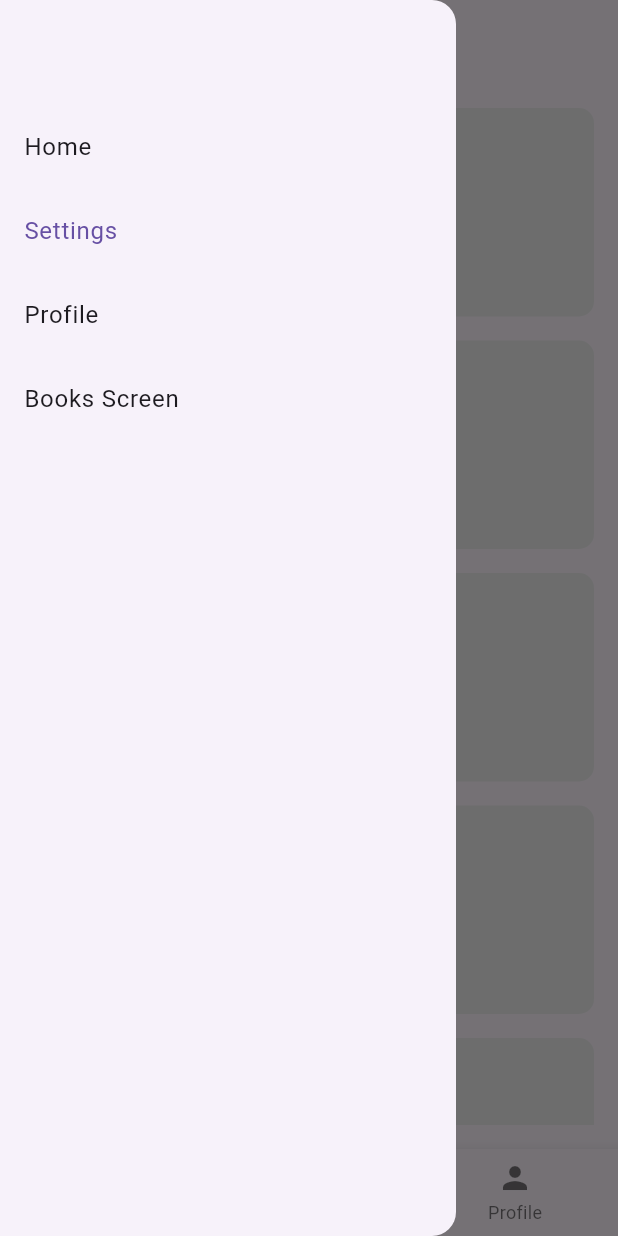
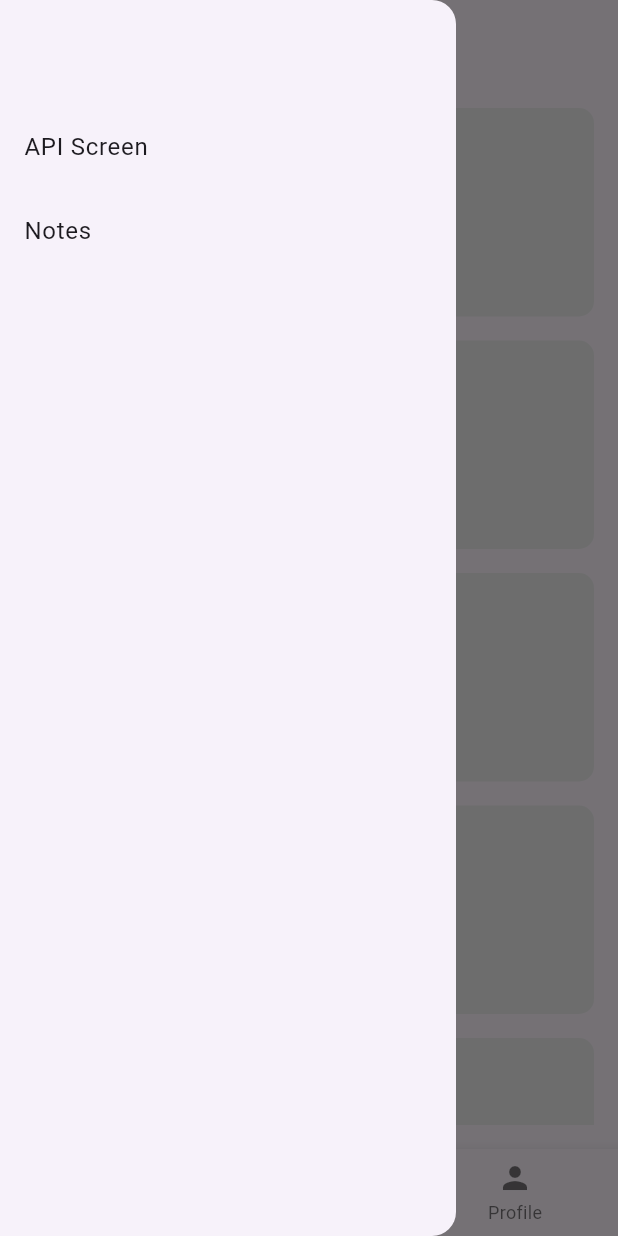
Before and after one commit to syaoraaann/PemobSI-karirku, a Flutter app: the MyHomePage screen opened directly, item 2 of the bottom bar chosen, with the side drawer open, on a phone screen of 412 x 824 dp. Run offline on Flutter 3.47's test engine with Material 3 defaults, Android fonts, the phone set to English and light mode, and no system bars; our stand-ins replace animate_do, flutter_slidable, sqflite; accounts and stored records are empty.

Commit message:
up to date

```diff
--- a/lib/main.dart
+++ b/lib/main.dart
@@ -1,6 +1,7 @@
 // ignore_for_file: use_super_parameters, use_key_in_widget_constructors, library_private_types_in_public_api, prefer_const_constructors, sized_box_for_whitespace, prefer_const_literals_to_create_immutables
 
 import 'package:flutter/material.dart';
+import 'package:karirku/screens/crud.dart';
 import 'package:karirku/screens/joblist_screen.dart';
 import 'package:karirku/screens/news_screen.dart';
 import 'package:karirku/screens/routes/SecondScreen/second_screen.dart';
@@ -258,7 +259,7 @@ class _MyHomePageState extends State<MyHomePage> {
           children: [
             const SizedBox(height: 70.0),
             ListTile(
-              title: const Text('Home'),
+              title: const Text('API Screen'),
               selected: _selectedIndex == 0,
               onTap: () {
                 Navigator.push(
@@ -270,37 +271,15 @@ class _MyHomePageState extends State<MyHomePage> {
               },
             ),
             ListTile(
-              title: const Text('Settings'),
-              selected: _selectedIndex == 1,
+              title: const Text('Notes'),
+              selected: _selectedIndex == 3,
               onTap: () {
                 Navigator.push(
                   context,
                   MaterialPageRoute(
-                    builder: (context) => NewsScreen(),
+                    builder: (context) => BooksScreen(),
                   ),
                 );
-              },
-            ),
-            ListTile(
-              title: const Text('Profile'),
-              selected: _selectedIndex == 2,
-              onTap: () {
-                Navigator.push(
-                  context,
-                  MaterialPageRoute(
-                    builder: (context) => NewsScreen(),
-                  ),
-                );
-              },
-            ),
-            ListTile(
-              title: const Text('Books Screen'),
-              selected: _selectedIndex == 3,
-              onTap: () {
-                // Update the state of the app
-                _onItemTapped(3);
-                // // Then close the drawer
-                Navigator.pop(context);
               },
             ),
           ],
--- a/lib/screens/crud.dart
+++ b/lib/screens/crud.dart
@@ -100,7 +100,7 @@ class _BooksScreenState extends State<BooksScreen> {
                   color: !isUpdate ? Colors.purple : Colors.blue,
                   width: 2,
                   style: BorderStyle.solid)),
-          labelText: !isUpdate ? 'Add Book Title' : 'Edit Book Title',
+          labelText: !isUpdate ? 'Add Notes' : 'Edit Notes',
           icon:
               Icon(Icons.book, color: !isUpdate ? Colors.purple : Colors.blue),
           fillColor: Colors.white,
@@ -109,7 +109,7 @@ class _BooksScreenState extends State<BooksScreen> {
     );
     return Scaffold(
         appBar: AppBar(
-          title: const Text('Books'), // Set the app bar title
+          title: const Text('Notes'), // Set the app bar title
           leading: IconButton(
             icon: const Icon(Icons.arrow_back),
             onPressed: () => Navigator.pop(context),
```
